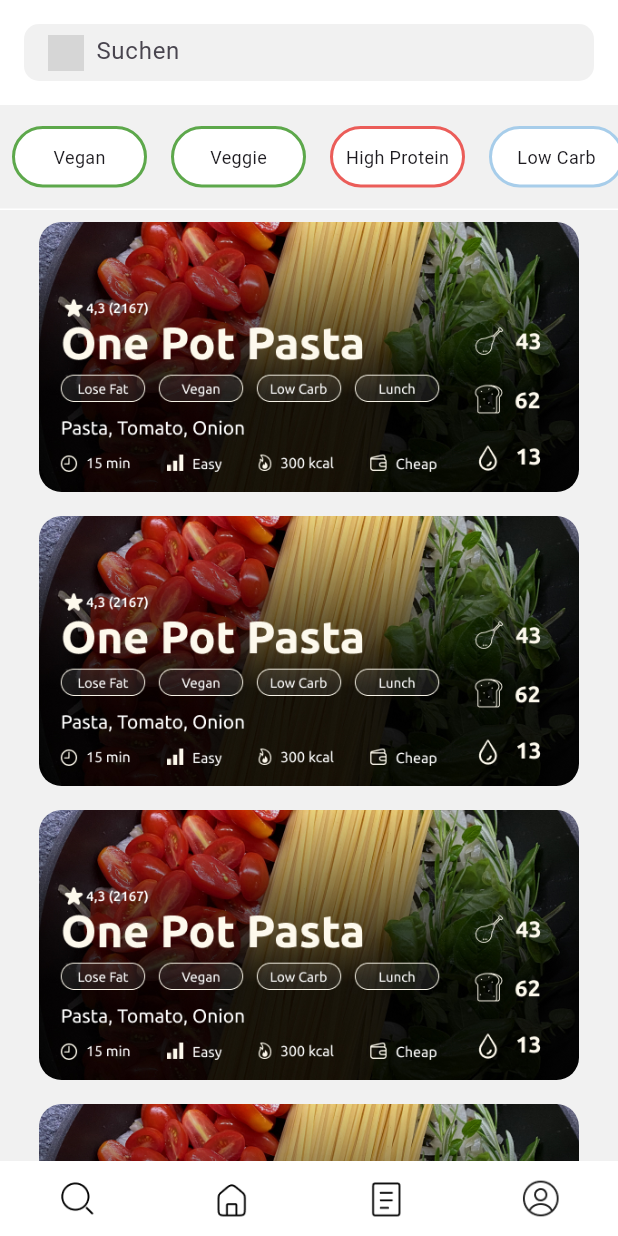
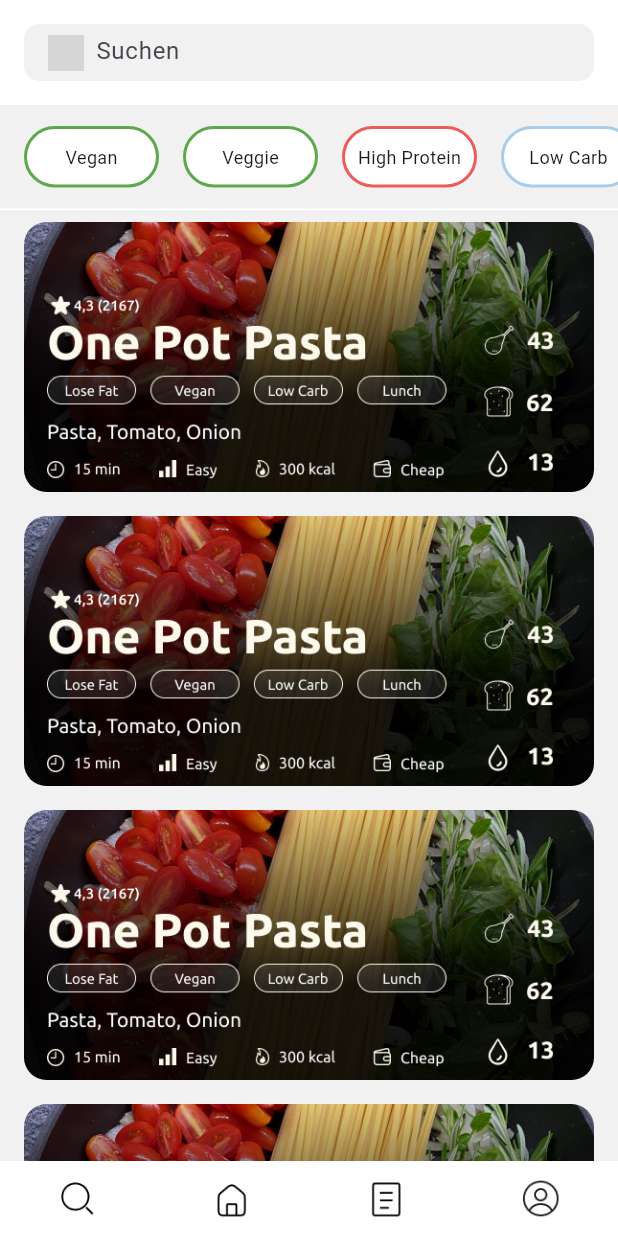
Before and after one commit to patschwendeman/mealPlaner-prototype, a Flutter app: the SearchView screen opened directly, on a phone screen of 412 x 824 dp. Run offline on Flutter 3.47's test engine with Material 3 defaults, Android fonts, the phone set to English and light mode, and no system bars; our stand-ins replace pie_chart; grey boxes are pictures that could not be loaded.

Commit message:
Changed outer distance

```diff
--- a/app/lib/features/home/widgets/pie_chart_card.dart
+++ b/app/lib/features/home/widgets/pie_chart_card.dart
@@ -29,7 +29,7 @@ class _PieChartCardState extends State<PieChartCard> {
     return Container(
       margin: const EdgeInsets.symmetric(vertical: 8.0),
       width: MediaQuery.of(context).size.width,
-      padding: const EdgeInsets.symmetric(horizontal: 70.0, vertical: 7.0),
+      padding: const EdgeInsets.symmetric(horizontal: 100.0, vertical: 7.0),
       decoration: BoxDecoration(
           color: Colors.white,
           borderRadius: BorderRadius.circular(10.0),
--- a/app/lib/features/search/view/filter_bar/filter_item.dart
+++ b/app/lib/features/search/view/filter_bar/filter_item.dart
@@ -15,7 +15,7 @@ class _FilterItemState extends State<FilterItem> {
   @override
   Widget build(BuildContext context) {
     return Container(
-        margin: const EdgeInsets.symmetric(horizontal: 8.0, vertical: 14.0),
+        margin: const EdgeInsets.only(left: 16.0, top: 14.0, bottom: 14.0),
         width: 90,
         height: 50,
         decoration: BoxDecoration(
--- a/app/lib/features/search/view/search_view.dart
+++ b/app/lib/features/search/view/search_view.dart
@@ -28,7 +28,7 @@ class SearchView extends StatelessWidget {
                 delegate: SliverChildBuilderDelegate(
                   (BuildContext context, int index) {
                     return Container(
-                      padding: const EdgeInsets.symmetric(horizontal: 26.0),
+                      padding: const EdgeInsets.symmetric(horizontal: 16.0),
                       color: Colors.transparent,
                       child: const Center(
                         child: MealCard(),
```
